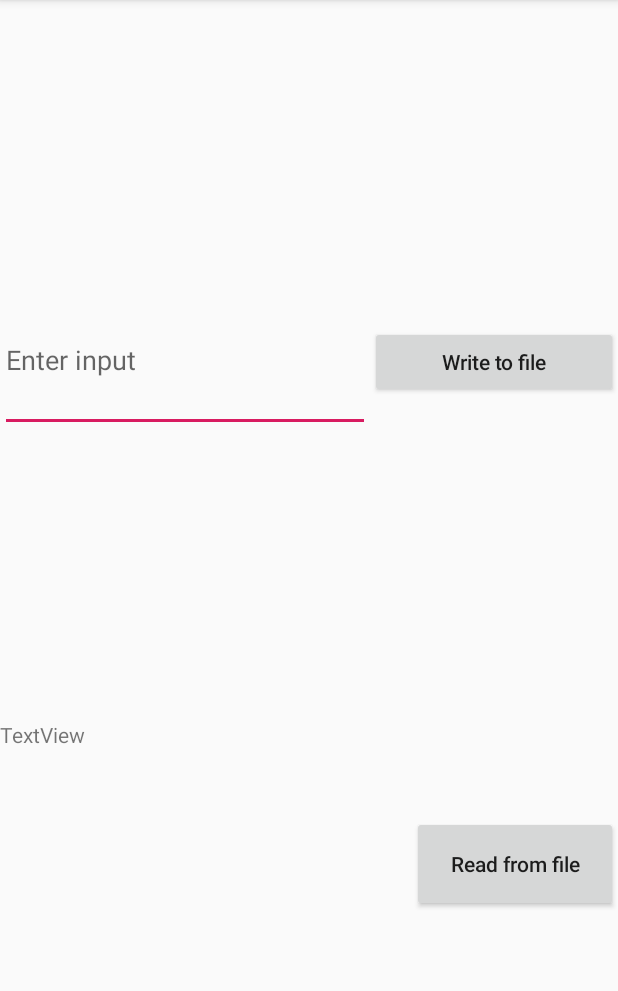
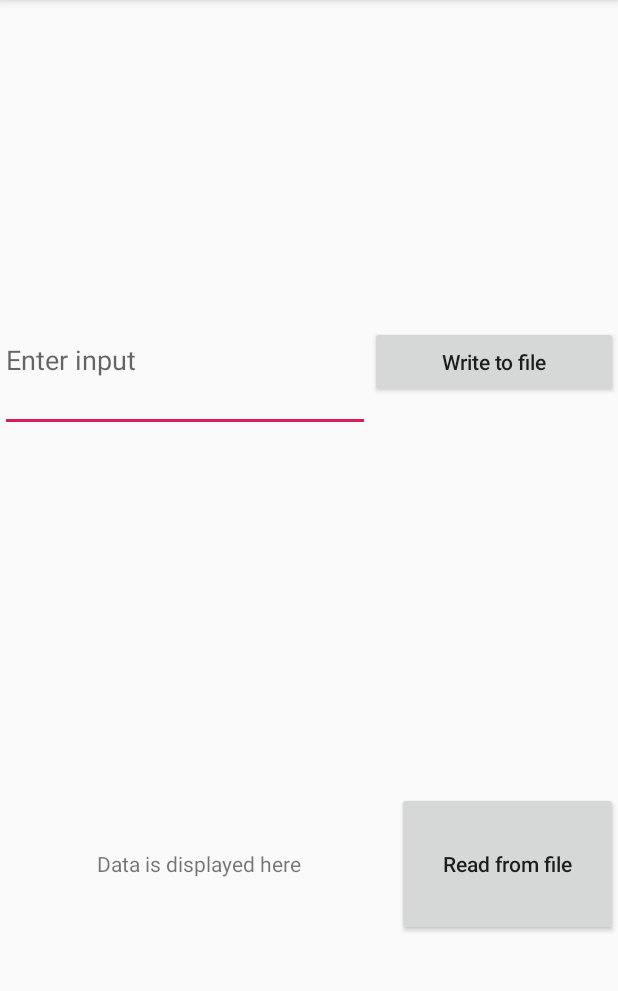
Before and after one commit to tomer4u6/ReadAndWrite, an Android app: the screen it shows after launch (MainActivity), after a tap on "Write to file", on a phone screen of 412 x 824 dp, the part 84-1075 px from its top. Run offline under Robolectric (Android 15) with nearby library versions, the phone set to English and light mode, and no system bars.

Commit message:
Version 1.1 (WriteToFile works)

```diff
--- a/app/src/main/AndroidManifest.xml
+++ b/app/src/main/AndroidManifest.xml
@@ -1,7 +1,6 @@
 <?xml version="1.0" encoding="utf-8"?>
 <manifest xmlns:android="http://schemas.android.com/apk/res/android"
     package="com.example.tomer.readandwrite">
-
     <application
         android:allowBackup="true"
         android:icon="@mipmap/ic_launcher"
--- a/app/src/main/java/com/example/tomer/readandwrite/MainActivity.java
+++ b/app/src/main/java/com/example/tomer/readandwrite/MainActivity.java
@@ -1,4 +1,4 @@
-//Version 1.0
+//Version 1.1
 package com.example.tomer.readandwrite;
 
 import android.content.Context;
@@ -8,6 +8,7 @@ import android.view.View;
 import android.widget.Button;
 import android.widget.EditText;
 import android.widget.TextView;
+import android.widget.Toast;
 
 import java.io.BufferedReader;
 import java.io.BufferedWriter;
@@ -22,7 +23,6 @@ import java.io.OutputStreamWriter;
 public class MainActivity extends AppCompatActivity {
     TextView tv;
     EditText et;
-    Button write_btn,read_btn;
     String data_st;
 
     @Override
@@ -31,12 +31,33 @@ public class MainActivity extends AppCompatActivity {
         setContentView(R.layout.activity_main);
         tv = (TextView)findViewById(R.id.tv);
         et = (EditText)findViewById(R.id.et);
-        write_btn = (Button)findViewById(R.id.write_btn);
-        read_btn = (Button)findViewById(R.id.read_btn);
 
     }
 
     public void writeToFile(View view) {
+        if(!(et.getText().toString().equals(""))){
+            data_st = et.getText().toString();
+
+            try {
+                FileOutputStream fos = openFileOutput("albert.txt", Context.MODE_PRIVATE);
+                OutputStreamWriter osw = new OutputStreamWriter(fos);
+                BufferedWriter bw = new BufferedWriter(osw);
+                try {
+                    bw.write(data_st);
+                    Toast.makeText(this, "File saved", Toast.LENGTH_SHORT).show();
+                    bw.close();
+                } catch (IOException e) {
+                    e.printStackTrace();
+                }
+            } catch (FileNotFoundException e) {
+                e.printStackTrace();
+            }
+        }
+
+
+        else{
+            Toast.makeText(this, "No data was entered", Toast.LENGTH_SHORT).show();
+        }
     }
 
     public void ReadFromFile(View view) {
--- a/app/src/main/res/layout/activity_main.xml
+++ b/app/src/main/res/layout/activity_main.xml
@@ -30,7 +30,6 @@
             android:hint="Enter input" />
 
         <Button
-            android:id="@+id/write_btn"
             android:layout_width="0dp"
             android:layout_height="wrap_content"
             android:layout_weight="1"
@@ -56,8 +55,9 @@
             android:id="@+id/tv"
             android:layout_width="0dp"
             android:layout_height="match_parent"
-            android:layout_weight="2"
-            android:text="TextView" />
+            android:layout_weight="1.8"
+            android:gravity="center"
+            android:text="Data is displayed here" />
 
         <LinearLayout
             android:layout_width="0dp"
@@ -72,10 +72,9 @@
                 />
 
             <Button
-                android:id="@+id/read_btn"
                 android:layout_width="match_parent"
                 android:layout_height="0dp"
-                android:layout_weight="1"
+                android:layout_weight="2"
                 android:textAllCaps="false"
                 android:onClick="ReadFromFile"
                 android:text="Read from file" />
```
